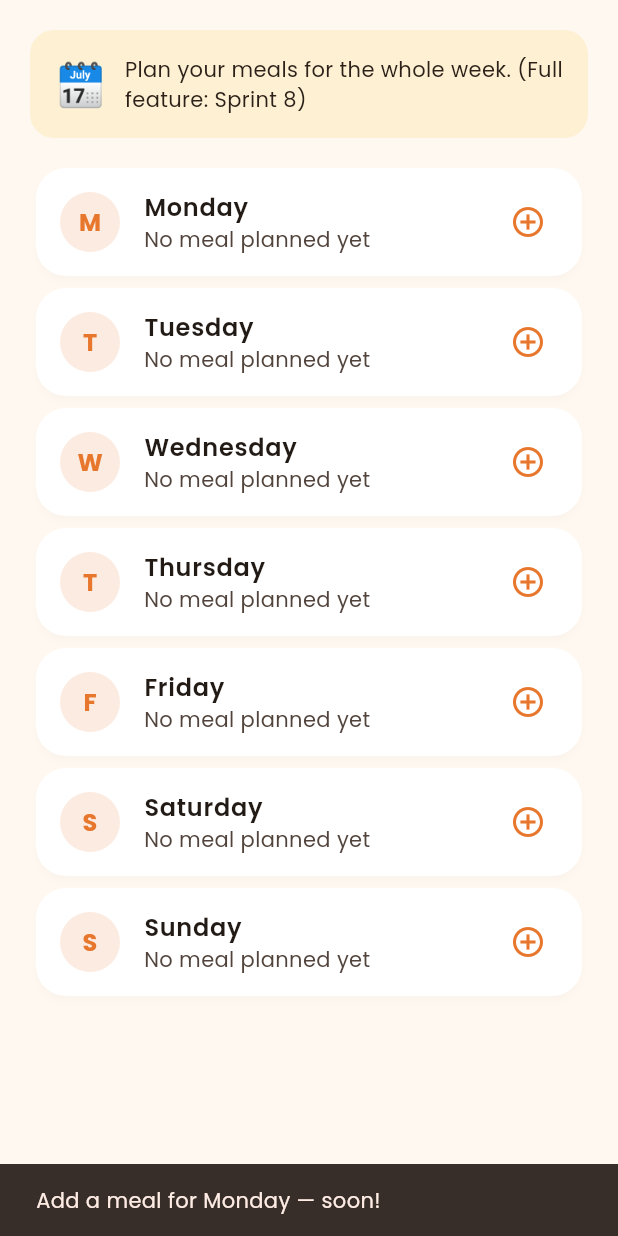
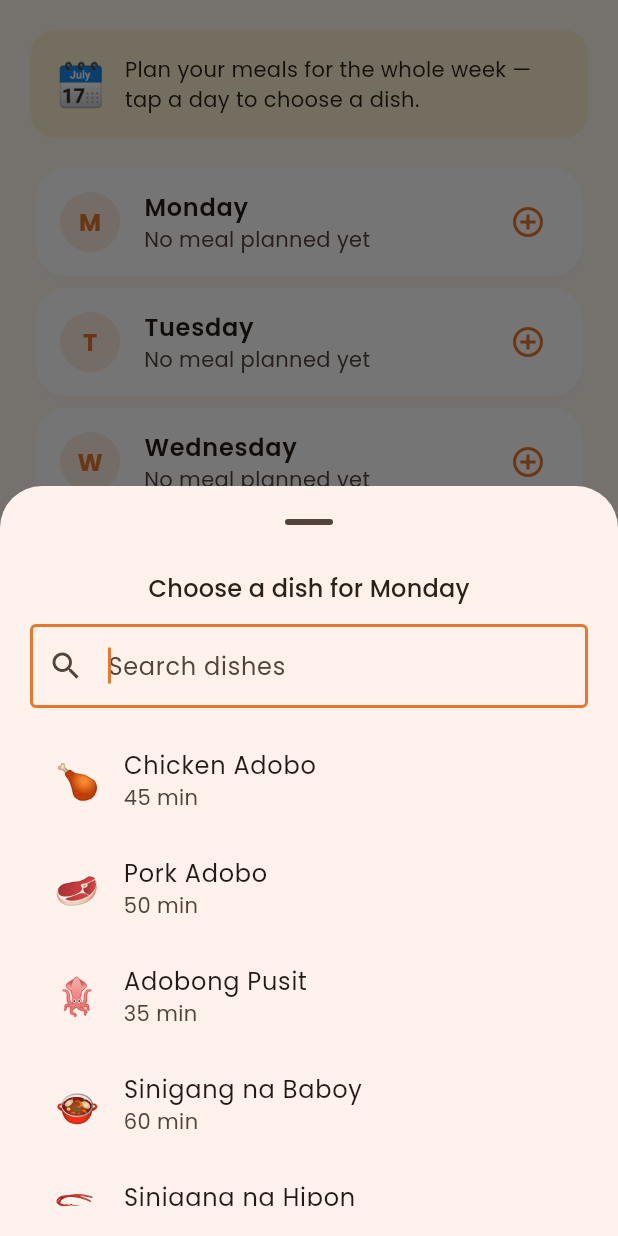
Before and after one commit to Mangulabnan-Bernard/Anong-Ulam-Today, a Flutter app: the PlannerScreen screen opened directly, after a tap on an icon or button, on a phone screen of 412 x 824 dp. Run offline on Flutter 3.47's test engine with Material 3 defaults, Android fonts, the phone set to English and light mode, and no system bars; our stand-ins replace flutter_riverpod, go_router, google_fonts, hive_ce, hive_ce_flutter; missing offline and left inert: flutter_gemma, flutter_gemma_litertlm; accounts and stored records are empty; generated files the repository leaves out were written again.

Commit message:
Implement persisted weekly meal planner
Replace the placeholder planner with a working one: tap a day to pick a dish
from a searchable sheet, view the planned recipe, or remove it. The plan is
stored in Hive (day -> recipe id) so it survives restarts, with an in-memory
fallback when the box isn't open. Adds EN/TL strings and persistence tests.

```diff
--- a/lib/l10n/app_en.arb
+++ b/lib/l10n/app_en.arb
@@ -116,12 +116,18 @@
   "undo": "Undo",
 
   "plannerTitle": "Meal Planner",
-  "plannerHint": "Plan your meals for the whole week. (Full feature: Sprint 8)",
+  "plannerHint": "Plan your meals for the whole week — tap a day to choose a dish.",
   "plannerNoMeal": "No meal planned yet",
   "plannerAddMeal": "Add a meal for {day} — soon!",
   "@plannerAddMeal": {
     "placeholders": { "day": { "type": "String" } }
   },
+  "plannerChooseDish": "Choose a dish for {day}",
+  "@plannerChooseDish": {
+    "placeholders": { "day": { "type": "String" } }
+  },
+  "plannerSearchDish": "Search dishes",
+  "plannerRemoveMeal": "Remove from plan",
 
   "addUlamTitle": "ADD ULAM",
   "addPhoto": "Add a Photo",
--- a/lib/l10n/app_tl.arb
+++ b/lib/l10n/app_tl.arb
@@ -116,12 +116,18 @@
   "undo": "I-undo",
 
   "plannerTitle": "Meal Planner",
-  "plannerHint": "Planuhin ang ulam para sa buong linggo. (Full feature: Sprint 8)",
+  "plannerHint": "Planuhin ang ulam para sa buong linggo — i-tap ang araw para pumili.",
   "plannerNoMeal": "Wala pang nakaplanong ulam",
   "plannerAddMeal": "Magdagdag ng ulam para sa {day} — soon!",
   "@plannerAddMeal": {
     "placeholders": { "day": { "type": "String" } }
   },
+  "plannerChooseDish": "Pumili ng ulam para sa {day}",
+  "@plannerChooseDish": {
+    "placeholders": { "day": { "type": "String" } }
+  },
+  "plannerSearchDish": "Maghanap ng ulam",
+  "plannerRemoveMeal": "Alisin sa plano",
 
   "addUlamTitle": "ADD ULAM",
   "addPhoto": "Magdagdag ng Litrato",
--- /dev/null
+++ b/lib/presentation/providers/planner_provider.dart
@@ -0,0 +1,61 @@
+import 'package:flutter_riverpod/flutter_riverpod.dart';
+import 'package:hive_ce/hive_ce.dart';
+
+import '../../data/local/local_storage.dart';
+
+/// Stable day keys for the weekly planner (Mon → Sun). The UI maps these to
+/// localized labels; storage keys stay language-independent.
+const List<String> plannerDayKeys = [
+  'mon',
+  'tue',
+  'wed',
+  'thu',
+  'fri',
+  'sat',
+  'sun',
+];
+
+/// The weekly meal plan as a `{ dayKey: recipeId }` map, persisted to Hive so
+/// it survives restarts. Falls back to in-memory state when the box isn't open
+/// (e.g. in pure-UI widget tests).
+class PlannerNotifier extends Notifier<Map<String, String>> {
+  Box<String>? get _box =>
+      Hive.isBoxOpen(plannerBoxName) ? plannerBox : null;
+
+  Map<String, String> _snapshot(Box<String> box) => {
+        for (final key in box.keys) key as String: box.get(key)!,
+      };
+
+  @override
+  Map<String, String> build() {
+    final box = _box;
+    return box == null ? <String, String>{} : _snapshot(box);
+  }
+
+  /// Assigns [recipeId] to [dayKey] (overwrites any existing meal that day).
+  void setMeal(String dayKey, String recipeId) {
+    final box = _box;
+    if (box != null) {
+      box.put(dayKey, recipeId);
+      state = _snapshot(box);
+    } else {
+      state = {...state, dayKey: recipeId};
+    }
+  }
+
+  /// Clears the meal planned for [dayKey].
+  void removeMeal(String dayKey) {
+    final box = _box;
+    if (box != null) {
+      box.delete(dayKey);
+      state = _snapshot(box);
+    } else {
+      state = {...state}..remove(dayKey);
+    }
+  }
+}
+
+final plannerProvider =
+    NotifierProvider<PlannerNotifier, Map<String, String>>(
+  PlannerNotifier.new,
+);
--- a/lib/presentation/screens/planner_screen.dart
+++ b/lib/presentation/screens/planner_screen.dart
@@ -1,20 +1,44 @@
 import 'package:flutter/material.dart';
+import 'package:flutter_riverpod/flutter_riverpod.dart';
+import 'package:go_router/go_router.dart';
 
 import '../../core/l10n_helpers.dart';
 import '../../core/theme/app_colors.dart';
+import '../../data/models/recipe.dart';
 import '../../l10n/app_localizations.dart';
+import '../providers/planner_provider.dart';
+import '../providers/recipe_provider.dart';
 
-class PlannerScreen extends StatelessWidget {
+class PlannerScreen extends ConsumerWidget {
   const PlannerScreen({super.key});
 
-  List<String> _days(AppLocalizations l) => [
+  List<String> _dayLabels(AppLocalizations l) => [
         l.dayMon, l.dayTue, l.dayWed, l.dayThu, l.dayFri, l.daySat, l.daySun,
       ];
 
+  void _openPicker(
+    BuildContext context,
+    WidgetRef ref, {
+    required String dayKey,
+    required String dayLabel,
+  }) {
+    showModalBottomSheet(
+      context: context,
+      isScrollControlled: true,
+      showDragHandle: true,
+      builder: (_) => _DishPickerSheet(dayKey: dayKey, dayLabel: dayLabel),
+    );
+  }
+
   @override
-  Widget build(BuildContext context) {
+  Widget build(BuildContext context, WidgetRef ref) {
     final theme = Theme.of(context);
     final l = context.l10n;
+    final plan = ref.watch(plannerProvider);
+    final recipes = ref.watch(recipesProvider);
+    final byId = {for (final r in recipes) r.id: r};
+    final labels = _dayLabels(l);
+
     return Scaffold(
       body: ListView(
         padding: const EdgeInsets.all(20),
@@ -30,36 +54,149 @@ class PlannerScreen extends StatelessWidget {
                 const Text('🗓️', style: TextStyle(fontSize: 28)),
                 const SizedBox(width: 12),
                 Expanded(
-                  child: Text(
-                    l.plannerHint,
-                    style: theme.textTheme.bodyMedium,
-                  ),
+                  child: Text(l.plannerHint, style: theme.textTheme.bodyMedium),
                 ),
               ],
             ),
           ),
           const SizedBox(height: 16),
-          ..._days(l).map(
-            (day) => Card(
+          for (var i = 0; i < plannerDayKeys.length; i++)
+            _DayCard(
+              dayKey: plannerDayKeys[i],
+              dayLabel: labels[i],
+              recipe: byId[plan[plannerDayKeys[i]]],
+              onAdd: () => _openPicker(
+                context,
+                ref,
+                dayKey: plannerDayKeys[i],
+                dayLabel: labels[i],
+              ),
+              onRemove: () =>
+                  ref.read(plannerProvider.notifier).removeMeal(plannerDayKeys[i]),
+              onOpenRecipe: (id) => context.push('/recipe/$id'),
+            ),
+        ],
+      ),
+    );
+  }
+}
+
+class _DayCard extends StatelessWidget {
+  const _DayCard({
+    required this.dayKey,
+    required this.dayLabel,
+    required this.recipe,
+    required this.onAdd,
+    required this.onRemove,
+    required this.onOpenRecipe,
+  });
+
+  final String dayKey;
+  final String dayLabel;
+  final Recipe? recipe;
+  final VoidCallback onAdd;
+  final VoidCallback onRemove;
+  final ValueChanged<String> onOpenRecipe;
+
+  @override
+  Widget build(BuildContext context) {
+    final l = context.l10n;
+    final hasMeal = recipe != null;
+
+    return Card(
       child: ListTile(
         leading: CircleAvatar(
           backgroundColor: AppColors.primary.withValues(alpha: 0.15),
-                  child: Text(day[0],
+          child: hasMeal
+              ? Text(recipe!.emoji, style: const TextStyle(fontSize: 18))
+              : Text(
+                  dayLabel[0],
                   style: const TextStyle(
-                          color: AppColors.primary,
-                          fontWeight: FontWeight.bold)),
+                      color: AppColors.primary, fontWeight: FontWeight.bold),
                 ),
-                title: Text(day,
+        ),
+        title: Text(dayLabel,
             style: const TextStyle(fontWeight: FontWeight.w600)),
-                subtitle: Text(l.plannerNoMeal),
-                trailing: const Icon(Icons.add_circle_outline,
-                    color: AppColors.primary),
+        subtitle: Text(hasMeal ? recipe!.title : l.plannerNoMeal),
+        trailing: hasMeal
+            ? IconButton(
+                tooltip: l.plannerRemoveMeal,
+                icon: const Icon(Icons.close, color: AppColors.textSecondary),
+                onPressed: onRemove,
+              )
+            : const Icon(Icons.add_circle_outline, color: AppColors.primary),
+        onTap: hasMeal ? () => onOpenRecipe(recipe!.id) : onAdd,
+      ),
+    );
+  }
+}
+
+/// Searchable dish picker used to assign a recipe to a given day.
+class _DishPickerSheet extends ConsumerStatefulWidget {
+  const _DishPickerSheet({required this.dayKey, required this.dayLabel});
+
+  final String dayKey;
+  final String dayLabel;
+
+  @override
+  ConsumerState<_DishPickerSheet> createState() => _DishPickerSheetState();
+}
+
+class _DishPickerSheetState extends ConsumerState<_DishPickerSheet> {
+  String _query = '';
+
+  @override
+  Widget build(BuildContext context) {
+    final l = context.l10n;
+    final query = _query.toLowerCase().trim();
+    final recipes = ref.watch(recipesProvider).where((r) {
+      if (query.isEmpty) return true;
+      return r.title.toLowerCase().contains(query);
+    }).toList();
+
+    return Padding(
+      padding: EdgeInsets.only(
+        left: 20,
+        right: 20,
+        top: 8,
+        bottom: MediaQuery.of(context).viewInsets.bottom + 20,
+      ),
+      child: Column(
+        mainAxisSize: MainAxisSize.min,
+        children: [
+          Text(
+            l.plannerChooseDish(widget.dayLabel),
+            style: Theme.of(context).textTheme.titleMedium,
+          ),
+          const SizedBox(height: 12),
+          TextField(
+            autofocus: true,
+            decoration: InputDecoration(
+              hintText: l.plannerSearchDish,
+              prefixIcon: const Icon(Icons.search),
+              border: const OutlineInputBorder(),
+            ),
+            onChanged: (v) => setState(() => _query = v),
+          ),
+          const SizedBox(height: 12),
+          SizedBox(
+            height: 320,
+            child: ListView.builder(
+              itemCount: recipes.length,
+              itemBuilder: (context, i) {
+                final r = recipes[i];
+                return ListTile(
+                  leading: Text(r.emoji, style: const TextStyle(fontSize: 24)),
+                  title: Text(r.title),
+                  subtitle: Text('${r.cookingTimeMins} min'),
                   onTap: () {
-                  ScaffoldMessenger.of(context).showSnackBar(
-                    SnackBar(content: Text(l.plannerAddMeal(day))),
+                    ref
+                        .read(plannerProvider.notifier)
+                        .setMeal(widget.dayKey, r.id);
+                    Navigator.pop(context);
+                  },
                 );
               },
-              ),
             ),
           ),
         ],
```
Also changed, not shown: lib/data/local/local_storage.dart (+7 -0 lines), 1 other file. Lines whose indentation alone changed are shown as unchanged.
